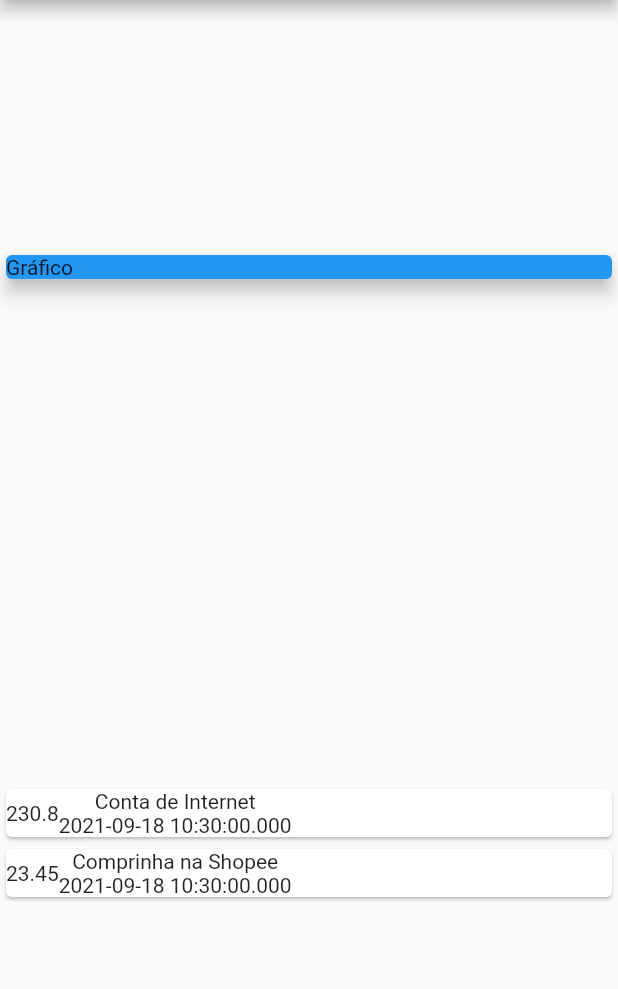
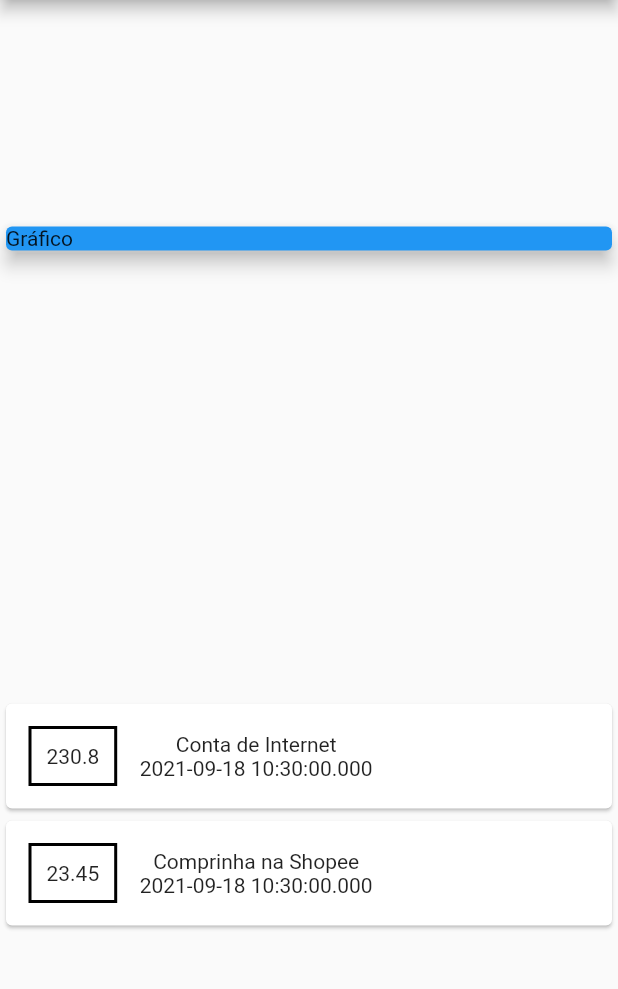
Before and after one commit to milenycgalvao/Despesas-app, a Flutter app: the screen it shows after launch, on a phone screen of 412 x 824 dp, the part 84-1073 px from its top. Run offline on Flutter 3.47's test engine with Material 2 defaults, Android fonts, the phone set to English and light mode, and no system bars.

Commit message:
adicionando estilo no container

```diff
--- a/lib/main.dart
+++ b/lib/main.dart
@@ -51,6 +51,14 @@ class MyHomePage extends StatelessWidget {
                     child: Row(
                   children: [
                     Container(
+                      margin:
+                          EdgeInsets.symmetric(horizontal: 15, vertical: 15),
+                      decoration: BoxDecoration(
+                          border: Border.all(
+                        color: Colors.black,
+                        width: 2,
+                      )),
+                      padding: EdgeInsets.all(10),
                       child: Text(tr.value.toString()),
                     ),
                     Column(
```
